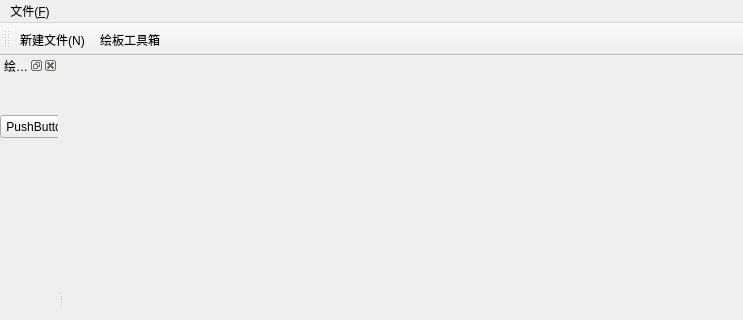
Qt form mainwindow.ui (lukegood/HZAU-drawing-board) before a commit; both pictures show x 0 to 743 and y 0 to 320 of the 743 by 566 pixel window.
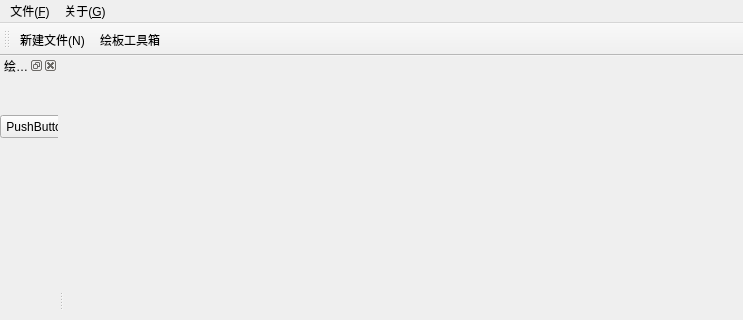
The same form after that commit.

Commit message: 增加了关于菜单

Diff of the .ui file:
```diff
--- a/mainwindow.ui
+++ b/mainwindow.ui
@@ -30,7 +30,15 @@
     <addaction name="action_N"/>
     <addaction name="action"/>
    </widget>
+   <widget class="QMenu" name="menu_G">
+    <property name="title">
+     <string>关于(&amp;G)</string>
+    </property>
+    <addaction name="action_120"/>
+    <addaction name="action_2"/>
+   </widget>
    <addaction name="menu_F"/>
+   <addaction name="menu_G"/>
   </widget>
   <widget class="QToolBar" name="mainToolBar">
    <attribute name="toolBarArea">
```
Left out of the diff: 10 changed lines with no effect on the pictures. The commit also changes 3 other files.
